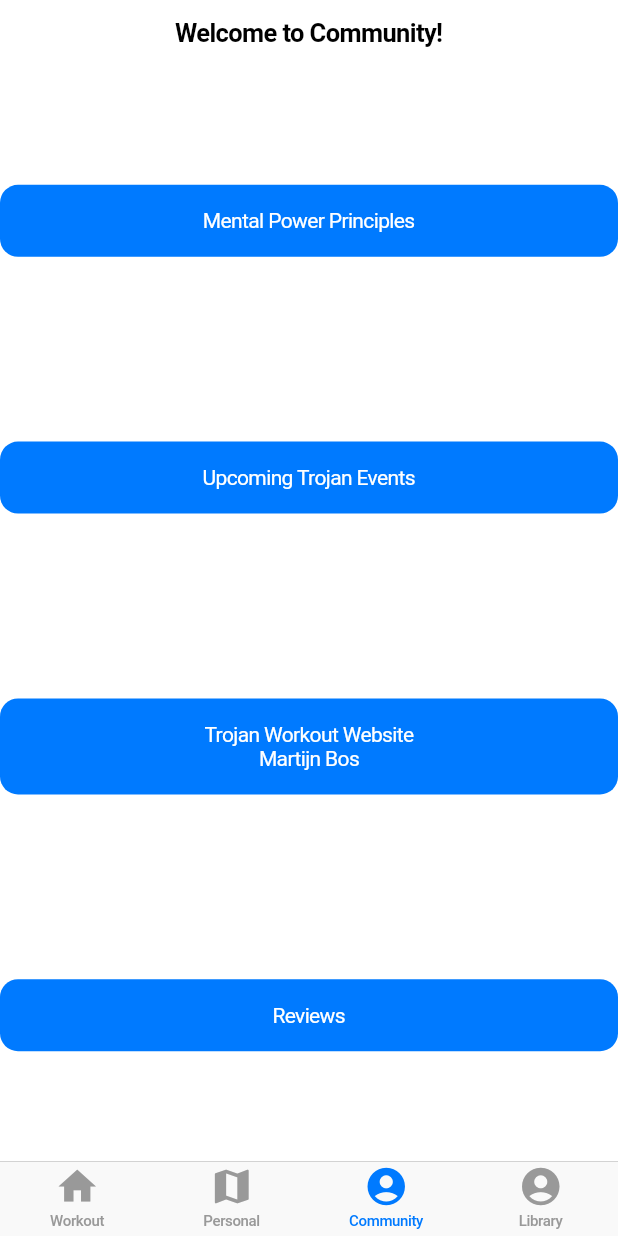
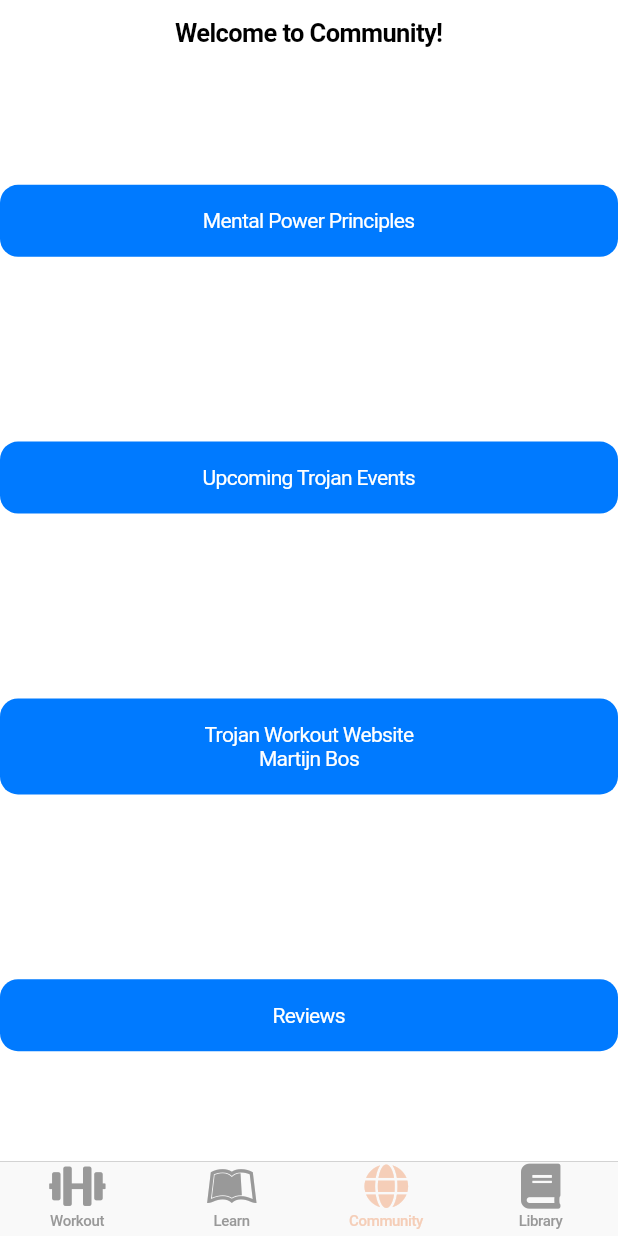
Before and after one commit to Toolenaar/TrojanWorkoutApp, a Flutter app: the HomeScreen screen opened directly, item 3 of the bottom bar chosen, on a phone screen of 412 x 824 dp. Run offline on Flutter 3.47's test engine with Material 2 defaults, Android fonts, the phone set to English and light mode, and no system bars; our stand-ins replace dio, email_validator, firebase_analytics, firebase_auth, firebase_core, font_awesome_flutter and 2 more; missing offline and left inert: apple_sign_in; accounts and stored records are empty; network calls fail.

Commit message:
navigation bar changes
Changed personal to learn, change icons and inactive colour

```diff
--- a/workoutapp/lib/main.dart
+++ b/workoutapp/lib/main.dart
@@ -7,6 +7,7 @@
 import 'package:workoutapp/personal.dart';
 import 'package:workoutapp/community.dart';
 import 'package:workoutapp/library.dart';
+import 'package:font_awesome_flutter/font_awesome_flutter.dart';
 
 final GlobalKey<NavigatorState> firstTabNavKey = GlobalKey<NavigatorState>();
 final GlobalKey<NavigatorState> secondTabNavKey = GlobalKey<NavigatorState>();
@@ -43,22 +44,24 @@
   @override
   Widget build(BuildContext context) {
     return CupertinoTabScaffold(
+
       tabBar: CupertinoTabBar(
+        activeColor: Color(0xFFF5CEB8),
         items: [
           BottomNavigationBarItem(
-            icon: Icon(Icons.home),
+            icon: FaIcon(FontAwesomeIcons.dumbbell),
             title: Text('Workout'),
           ),
           BottomNavigationBarItem(
-            icon: Icon(Icons.map),
-            title: Text('Personal'),
+            icon: FaIcon(FontAwesomeIcons.leanpub),
+            title: Text('Learn'),
           ),
           BottomNavigationBarItem(
-            icon: Icon(Icons.account_circle),
+            icon: FaIcon(FontAwesomeIcons.globe),
             title: Text('Community'),
           ),
           BottomNavigationBarItem(
-            icon: Icon(Icons.account_circle),
+            icon: Icon(FontAwesomeIcons.book),
             title: Text('Library'),
           ),
         ],
--- a/workoutapp/pubspec.yaml
+++ b/workoutapp/pubspec.yaml
@@ -21,6 +21,7 @@
   sdk: ">=2.7.0 <3.0.0"
 
 dependencies:
+  font_awesome_flutter: ^8.0.0
   flutter:
     sdk: flutter
 
```
Also changed, not shown: workoutapp/pubspec.lock.
